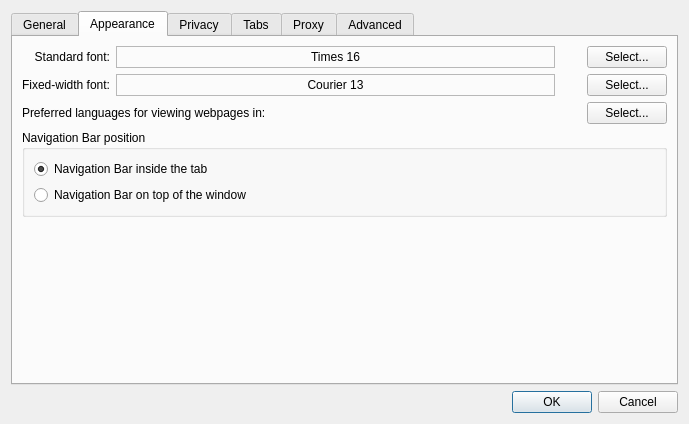
Old version of the form src/settings.ui in the repository nael/arora.
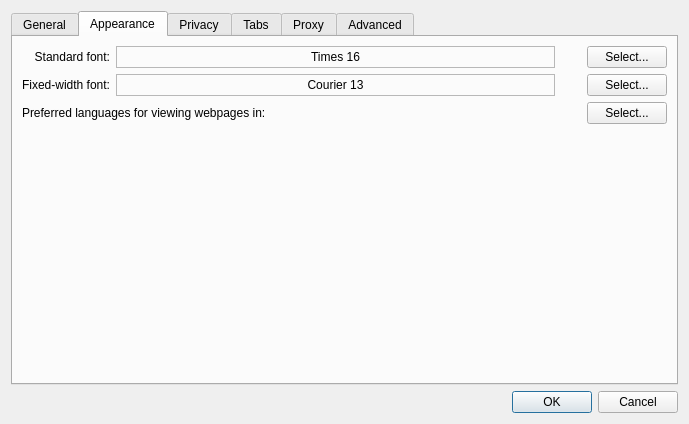
New version of the form.

Commit message: Removing the UI and making the whole thing work for real

What changed in the file:
```diff
--- a/src/settings.ui
+++ b/src/settings.ui
@@ -303,7 +303,7 @@
          </property>
         </widget>
        </item>
-       <item row="4" column="2">
+       <item row="3" column="2">
         <spacer name="verticalSpacer">
          <property name="orientation">
           <enum>Qt::Vertical</enum>
@@ -316,32 +316,6 @@
          </property>
         </spacer>
        </item>
-       <item row="3" column="0" colspan="4">
-        <widget class="QGroupBox" name="groupBox_3">
-         <property name="title">
-          <string>Navigation Bar position</string>
-         </property>
-         <layout class="QVBoxLayout" name="verticalLayout_2">
-          <item>
-           <widget class="QRadioButton" name="insideNavigationBarRadioButton">
-            <property name="text">
-             <string>Navigation Bar inside the tab</string>
-            </property>
-            <property name="checked">
-             <bool>true</bool>
-            </property>
-           </widget>
-          </item>
-          <item>
-           <widget class="QRadioButton" name="outsideNavigationBarRadioButton">
-            <property name="text">
-             <string>Navigation Bar on top of the window</string>
-            </property>
-           </widget>
-          </item>
-         </layout>
-        </widget>
-       </item>
       </layout>
      </widget>
      <widget class="QWidget" name="tab_2">
```
The commit also changes 4 other files.
